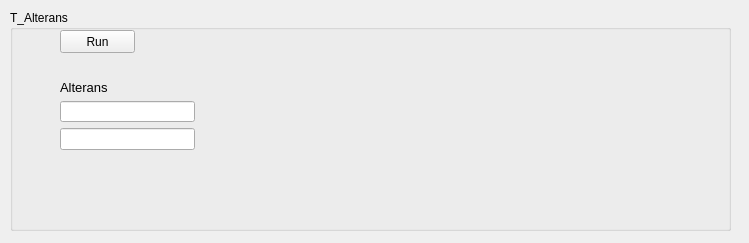
First picture: the form in EcgApplicationCore/View/t_alt_class_gui.ui, repository KuleszIB/EcgAppCore, before the edit.
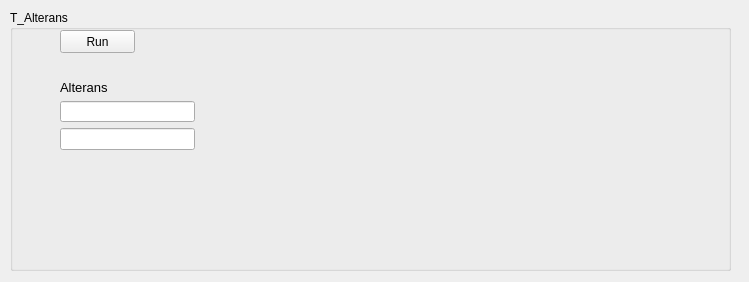
Second picture: the form after the edit.

The edit to the form file:
```diff
--- a/EcgApplicationCore/View/t_alt_class_gui.ui
+++ b/EcgApplicationCore/View/t_alt_class_gui.ui
@@ -7,7 +7,7 @@
     <x>0</x>
     <y>0</y>
     <width>749</width>
-    <height>243</height>
+    <height>282</height>
    </rect>
   </property>
   <property name="windowTitle">
@@ -19,7 +19,7 @@
      <x>10</x>
      <y>10</y>
      <width>721</width>
-     <height>221</height>
+     <height>261</height>
     </rect>
    </property>
    <property name="title">
@@ -63,6 +63,16 @@
      </item>
     </layout>
    </widget>
+   <widget class="QWidget" name="ecgPlot" native="true">
+    <property name="geometry">
+     <rect>
+      <x>220</x>
+      <y>10</y>
+      <width>311</width>
+      <height>241</height>
+     </rect>
+    </property>
+   </widget>
   </widget>
  </widget>
  <resources/>
```
Left out of the diff: 2 changed lines with no effect on the pictures.
